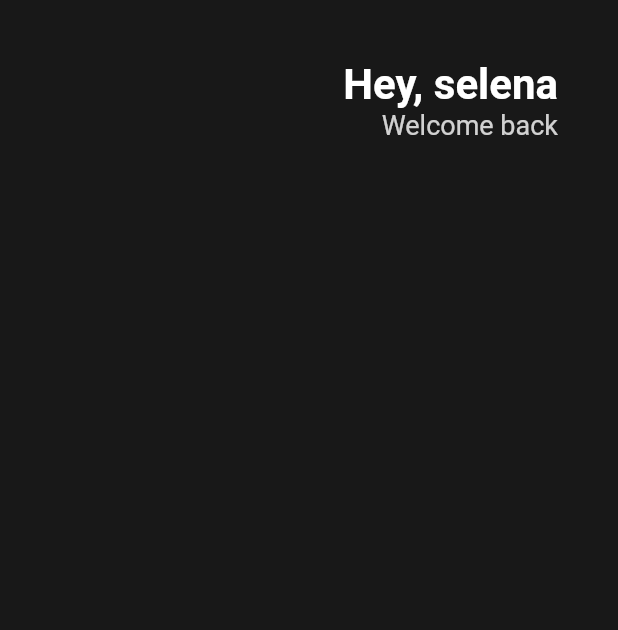
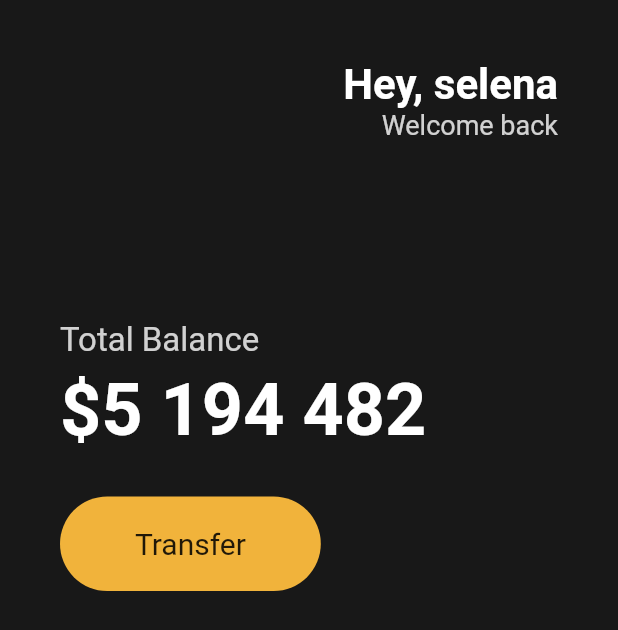
Before and after one commit to yanJuicy/card-ui, a Flutter app: the screen it shows after launch, on a phone screen of 412 x 824 dp. Shown: the top 630 px of the screen. Run offline on Flutter 3.47's test engine with Material 2 defaults, Android fonts, the phone set to English and light mode, and no system bars.

Commit message:
Button Section

```diff
--- a/lib/main.dart
+++ b/lib/main.dart
@@ -5,16 +5,21 @@ void main() {
 }
 
 class App extends StatelessWidget {
+  const App({super.key});
+
   @override
   Widget build(BuildContext context) {
     return MaterialApp(
       home: Scaffold(
-        backgroundColor: Color(0xFF181818),
+        backgroundColor: const Color(0xFF181818),
         body: Padding(
-          padding: EdgeInsets.symmetric(horizontal: 40),
+          padding: const EdgeInsets.symmetric(
+            horizontal: 40,
+          ),
           child: Column(
+            crossAxisAlignment: CrossAxisAlignment.start,
             children: [
-              SizedBox(
+              const SizedBox(
                 height: 40,
               ),
               Row(
@@ -23,7 +28,7 @@ class App extends StatelessWidget {
                   Column(
                     crossAxisAlignment: CrossAxisAlignment.end,
                     children: [
-                      Text(
+                      const Text(
                         "Hey, selena",
                         style: TextStyle(
                           color: Colors.white,
@@ -37,8 +42,53 @@ class App extends StatelessWidget {
                           color: Colors.white.withOpacity(0.8),
                           fontSize: 18,
                         ),
-                      )
+                      ),
                     ],
+                  ),
+                ],
+              ),
+              const SizedBox(
+                height: 120,
+              ),
+              Text(
+                "Total Balance",
+                style: TextStyle(
+                  color: Colors.white.withOpacity(0.8),
+                  fontSize: 22,
+                ),
+              ),
+              const SizedBox(
+                height: 5,
+              ),
+              const Text(
+                "\$5 194 482",
+                style: TextStyle(
+                  color: Colors.white,
+                  fontSize: 48,
+                  fontWeight: FontWeight.bold,
+                ),
+              ),
+              const SizedBox(
+                height: 30,
+              ),
+              Row(
+                children: [
+                  Container(
+                    decoration: BoxDecoration(
+                        color: const Color(0xFFF1B33B),
+                        borderRadius: BorderRadius.circular(45)),
+                    child: const Padding(
+                      padding: EdgeInsets.symmetric(
+                        vertical: 20,
+                        horizontal: 50,
+                      ),
+                      child: Text(
+                        "Transfer",
+                        style: TextStyle(
+                          fontSize: 20,
+                        ),
+                      ),
+                    ),
                   ),
                 ],
               ),
```
